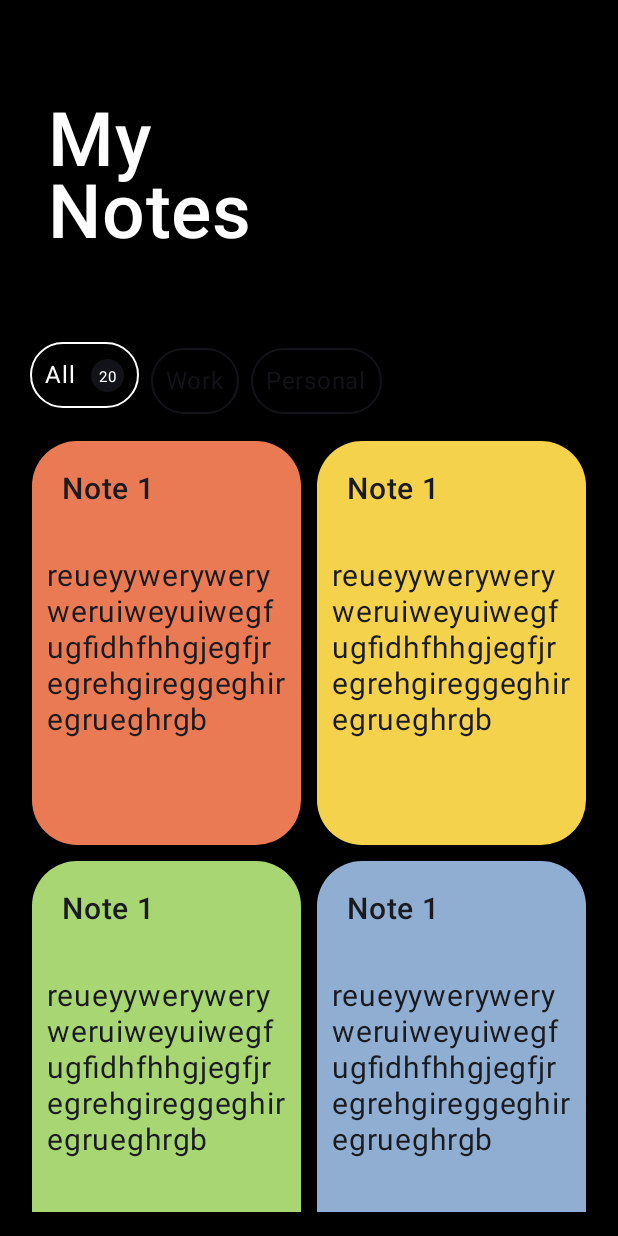
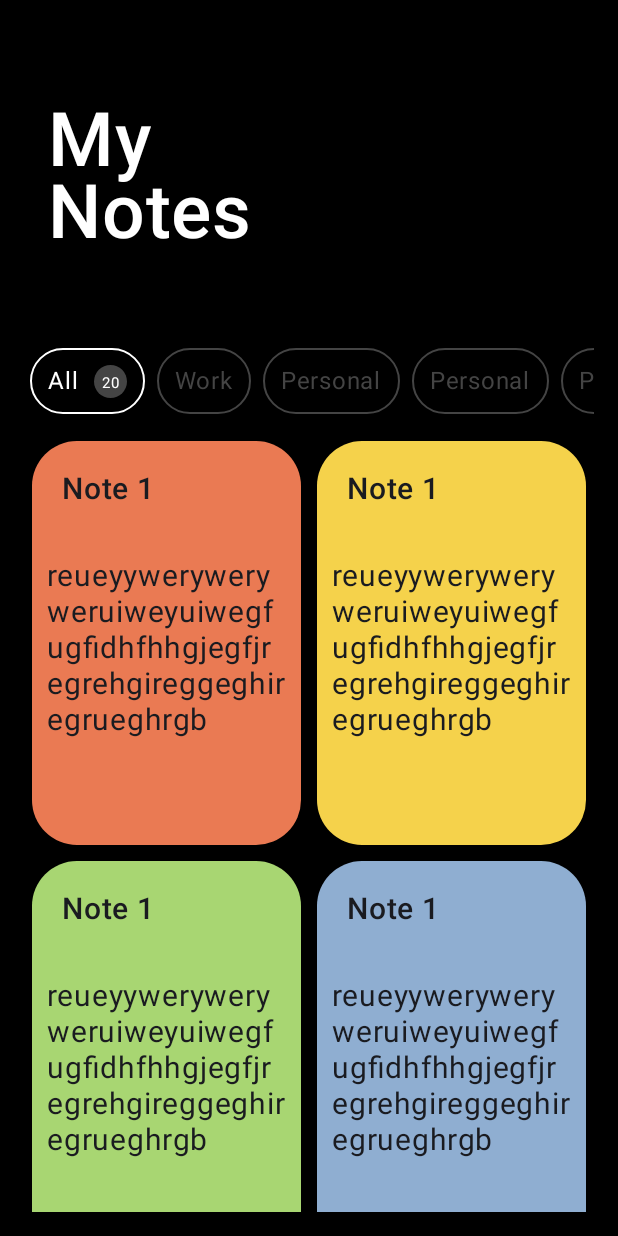
Before and after one commit to navneet851/PRODIGY_AD_02, an Android app built with Jetpack Compose: the screen it shows after launch (MainActivity), on a phone screen of 412 x 824 dp. Run offline under Robolectric (Android 15) with nearby library versions, the phone set to English and light mode, and no system bars.

Commit message:
Home Screen

```diff
--- a/app/src/main/java/com/android/todo/ui/components/ChipSection.kt
+++ b/app/src/main/java/com/android/todo/ui/components/ChipSection.kt
@@ -13,6 +13,7 @@ import androidx.compose.foundation.layout.height
 import androidx.compose.foundation.layout.offset
 import androidx.compose.foundation.layout.padding
 import androidx.compose.foundation.layout.width
+import androidx.compose.foundation.lazy.LazyRow
 import androidx.compose.foundation.shape.RoundedCornerShape
 import androidx.compose.material3.MaterialTheme
 import androidx.compose.material3.Text
@@ -37,24 +38,22 @@ data class Chip(
 fun ChipSection(
     chips: List<Chip>
 ) {
-    Row(
+    LazyRow(
         verticalAlignment = Alignment.CenterVertically,
         modifier = Modifier
             .fillMaxWidth()
             .height(70.dp)
     ) {
-        repeat(chips.size) {
-            val offsetY by animateDpAsState(if (chips[it].selected) (-4).dp else 0.dp)
+        items(chips.size) {
             Row(
                 horizontalArrangement = Arrangement.SpaceBetween,
                 verticalAlignment = Alignment.CenterVertically,
                 modifier = Modifier
                     .padding(4.dp)
-                    .offset(y = offsetY)
-                    .border(1.dp, if(chips[it].selected) Color.White else MaterialTheme.colorScheme.inverseSurface, RoundedCornerShape(50))
-                    .padding(10.dp)
+                    .border(1.dp, if(chips[it].selected) Color.White else Color.DarkGray, RoundedCornerShape(50))
+                    .padding(12.dp, 10.dp)
             ) {
-                Text(text = chips[it].text, color = if(chips[it].selected) Color.White else MaterialTheme.colorScheme.inverseSurface)
+                Text(text = chips[it].text, color = if(chips[it].selected) Color.White else Color.DarkGray)
                 if (chips[it].selected) {
                     Spacer(Modifier.width(10.dp))
                     Box(
@@ -63,7 +62,7 @@ fun ChipSection(
                             .height(22.dp)
                             .width(22.dp)
                             .clip(RoundedCornerShape(50))
-                            .background(MaterialTheme.colorScheme.inverseSurface)
+                            .background(Color.DarkGray)
                     ) {
                         Text(
                             color = Color.White,
--- a/app/src/main/java/com/android/todo/ui/screens/HomeScreen.kt
+++ b/app/src/main/java/com/android/todo/ui/screens/HomeScreen.kt
@@ -37,7 +37,10 @@
         var chips = listOf(
             Chip("All", true, 20),
             Chip("Work", false, 15),
-            Chip("Personal", false, 34)
+            Chip("Personal", false, 34),
+            Chip("Personal", false, 34),
+            Chip("Personal", false, 34),
+            Chip("0", false, 34)
         )
 
         val colors = listOf(CustomOrange, CustomYellow, CustomGreen, CustomBlue, CustomLightYellow)
```
